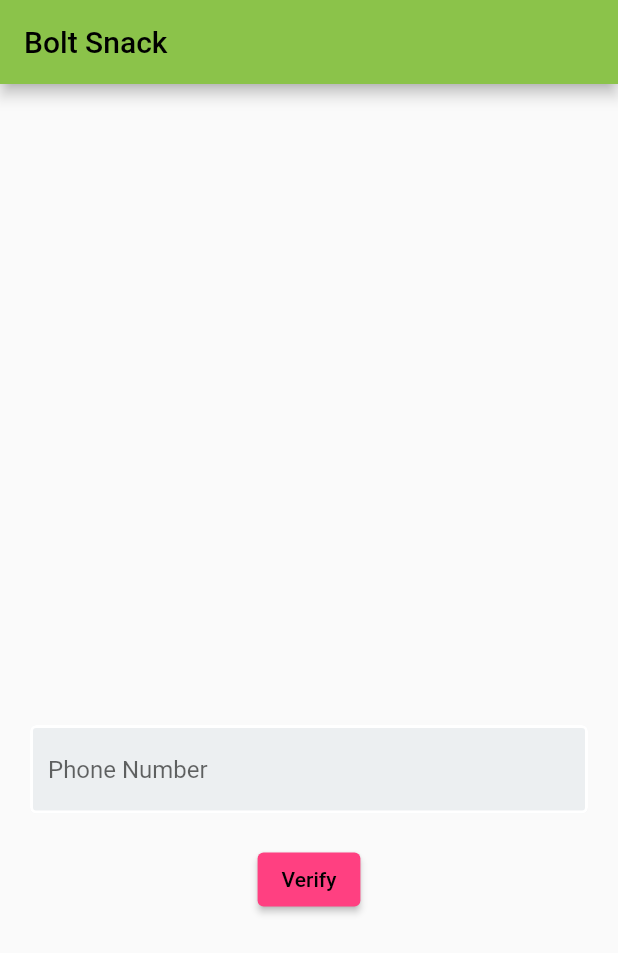
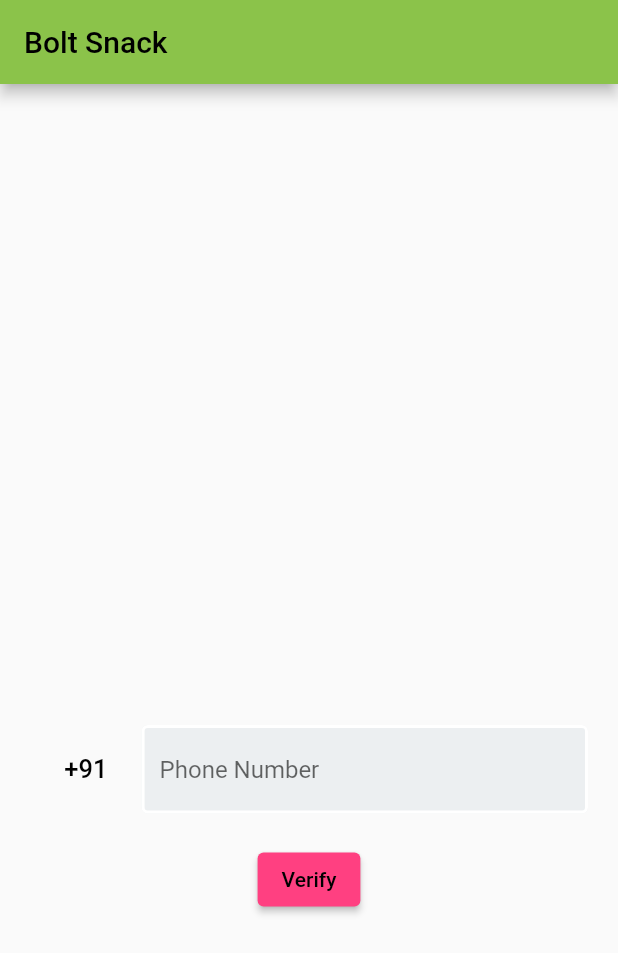
Before and after one commit to siddarthpai/college_canteens, a Flutter app: the screen it shows after launch, on a phone screen of 412 x 824 dp. Shown: the top 953 px of the screen. Run offline on Flutter 3.47's test engine with Material 2 defaults, Android fonts, the phone set to English and light mode, and no system bars; drawn by our look-alikes of country_code_picker; our stand-ins replace cloud_firestore, firebase_auth, firebase_core; accounts and stored records are empty.

Commit message:
Added country code picker

```diff
--- a/lib/screens/authenticate.dart
+++ b/lib/screens/authenticate.dart
@@ -1,6 +1,8 @@
 import 'package:cloud_firestore/cloud_firestore.dart';
 import 'package:college_canteens/shared/conts.dart';
 import 'package:college_canteens/shared/funcs.dart';
+import 'package:country_code_picker/country_code.dart';
+import 'package:country_code_picker/country_code_picker.dart';
 import 'package:firebase_auth/firebase_auth.dart';
 import 'package:flutter/material.dart';
 
@@ -19,6 +21,7 @@ class _AuthenticateState extends State<Authenticate> {
   final otpFormKey = GlobalKey<FormState>();
   String mob_no = "";
   String otp = "";
+  String countryCode = "+91";
   String? _verificationId;
 
   bool showLoading = false;
@@ -75,8 +78,22 @@ class _AuthenticateState extends State<Authenticate> {
           Spacer(
             flex: 2,
           ),
-          TextFormField(
-            //keyboardType: TextInputType.number,
+          Row(
+            children: [
+              Expanded(
+                child: CountryCodePicker(
+                    onChanged: (val) {
+                      countryCode = val.toString();
+                    },
+                    initialSelection: "IN",
+                    showFlagMain: false,
+                    textStyle: TextStyle(fontSize: 17, color: Colors.black),
+                    dialogSize: Size(300, 400)),
+              ),
+              Expanded(
+                flex: 4,
+                child: TextFormField(
+                  keyboardType: TextInputType.number,
                   decoration: textInputDecoration.copyWith(
                       fillColor: Colors.blueGrey[50], hintText: "Phone Number"),
                   validator: (val) {
@@ -89,6 +106,9 @@ class _AuthenticateState extends State<Authenticate> {
                   onSaved: (value) => setState(() {
                     mob_no = value!;
                   }),
+                ),
+              ),
+            ],
           ),
           SizedBox(
             height: 20,
@@ -105,9 +125,8 @@ class _AuthenticateState extends State<Authenticate> {
                 setState(() {
                   showLoading = true;
                 });
-                print(mob_no);
                 await _auth.verifyPhoneNumber(
-                    phoneNumber: mob_no,
+                    phoneNumber: countryCode + mob_no,
                     verificationCompleted: (phoneAuthCredential) async {
                       setState(() {
                         showLoading = false;
--- a/pubspec.yaml
+++ b/pubspec.yaml
@@ -38,6 +38,7 @@ dependencies:
   firebase_auth: ^3.1.4
   cloud_firestore: ^2.2.2
   uuid: ^3.0.5
+  country_code_picker: ^2.0.2
 
 dev_dependencies:
   flutter_test:
```
Also changed, not shown: pubspec.lock. Lines whose indentation alone changed are shown as unchanged.
